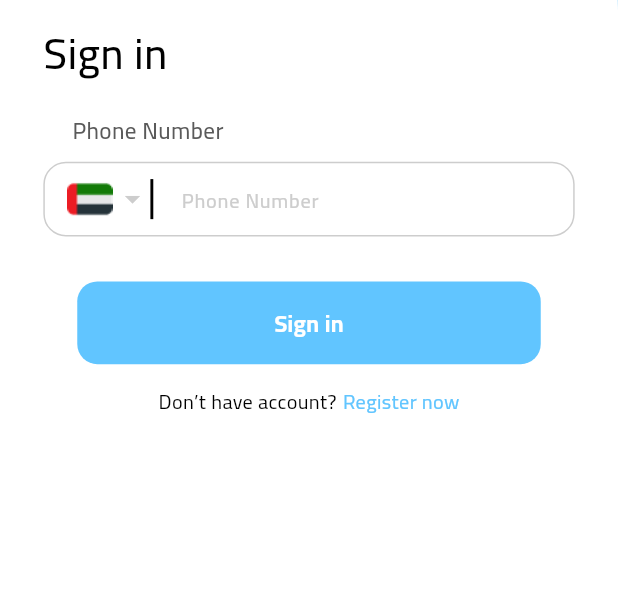
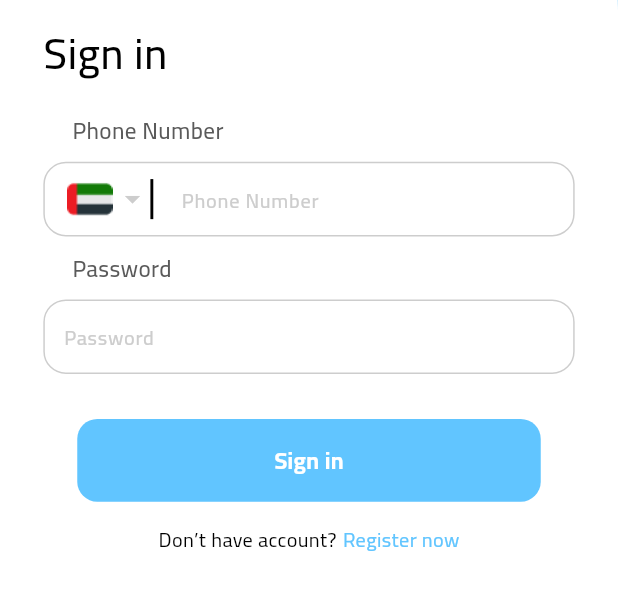
Before and after one commit to AbdallahMohsen22/daily_wash_client, a Flutter app: the LoginPage screen opened by its route, on a phone screen of 412 x 824 dp, the part 212-822 px from its top. Run offline on Flutter 3.47's test engine with Material 3 defaults, Android fonts, the light colour scheme and no system bars; our stand-ins replace auto_size_text, cached_network_image, carousel_slider, conditional_builder_null_safety, curved_navigation_bar, dartz and 32 more; missing offline and left inert: flutter_paypal_payment, flutter_polyline_points, flutter_stripe, new_version_plus; accounts and stored records are empty; network calls fail.

Commit message:
apple_pay & password

```diff
--- a/assets/translations/ar.json
+++ b/assets/translations/ar.json
@@ -35,6 +35,7 @@
     "full_name":"الاسم الكامل",
     "phone_number_required":"رقم الهاتف مطلوب",
     "phone_number":"رقم الهاتف",
+    "password":"كلمة المرور",
     "enter_phone_number":"أدخل رقم الهاتف",
     "save_changes":"حفظ التغييرات",
     "Language":"لغة",
--- a/assets/translations/en.json
+++ b/assets/translations/en.json
@@ -36,6 +36,7 @@
     "phone_number_required":"Phone number required",
     "enter_phone_number":"Enter Phone Number",
     "phone_number":"Phone Number",
+    "password":"Password",
     "save_changes":"Save Changes",
     "Language":"Language",
     "select_language":"Select the language used",
--- a/lib/core/utils/form_validation.dart
+++ b/lib/core/utils/form_validation.dart
@@ -14,6 +14,15 @@ class FormValidation {
     }
     if(!value.startsWith('05')){
       return "phone_number_invalid".tr();
+    }
+    return null;
+  }
+  static String? passwordValidator(String? value) {
+    if (value!.isEmpty) {
+      return 'Please enter a password';
+    }
+    if (value.length < 6) {
+      return 'Password must be at least 6 characters long';
     }
     return null;
   }
--- a/lib/features/login/login_page.dart
+++ b/lib/features/login/login_page.dart
@@ -22,6 +22,7 @@ class LoginPage extends StatelessWidget {
   LoginPage({this.fromLogin = true});
 
   TextEditingController phoneController = TextEditingController();
+  TextEditingController password = TextEditingController();
   GlobalKey<FormState> formKey = GlobalKey();
 
   bool fromLogin;
@@ -53,7 +54,7 @@ class LoginPage extends StatelessWidget {
                 Column(
                   crossAxisAlignment: CrossAxisAlignment.center,
                   children: [
-                    LoginForm(phoneController: phoneController,formKey: formKey),
+                    LoginForm(phoneController: phoneController,formKey: formKey,password: password,),
                     const Gap(30),
                     ConditionalBuilder(
                       condition: state is! CreateUserLoadingState,
--- a/lib/features/login/widget/login_form.dart
+++ b/lib/features/login/widget/login_form.dart
@@ -13,10 +13,11 @@ import '../../../core/widget/form_title.dart';
 
 class LoginForm extends StatefulWidget {
   LoginForm({
-    required this.phoneController,required this.formKey
+    required this.phoneController,required this.formKey,required this.password
   });
 
   TextEditingController phoneController;
+  TextEditingController password;
   GlobalKey<FormState> formKey;
 
 
@@ -28,13 +29,13 @@ class _LoginFormState extends State<LoginForm> {
 
 
   final FocusNode phoneFocusNode = FocusNode();
-
+  final FocusNode password = FocusNode();
   @override
   void dispose() {
     super.dispose();
 
     widget.phoneController.dispose();
-
+    widget.password.dispose();
     phoneFocusNode.dispose();
   }
 
@@ -51,6 +52,7 @@ class _LoginFormState extends State<LoginForm> {
             filled: true,
             inputType: TextInputType.number,
             focusNode: phoneFocusNode,
+            nextFocus: password,
             prefix: Align(
               widthFactor: 1.5,
               heightFactor: 1.0,
@@ -78,6 +80,23 @@ class _LoginFormState extends State<LoginForm> {
             controller: widget.phoneController,
             validator: FormValidation.phoneNumberValidation,
           ),
+
+          const Gap(10),
+          FormTitle(title: 'password'.tr()),
+          const Gap(10),
+          CustomField(
+            isPassword: true,
+            filled: true,
+            inputType: TextInputType.visiblePassword,
+            focusNode: password,
+
+            // formatter: [
+            //   FilteringTextInputFormatter.digitsOnly
+            // ],
+            hint: 'password'.tr(),
+            controller: widget.password,
+            validator: FormValidation.passwordValidator,
+          ),
         ],
       ),
     );
--- a/lib/features/payment/stripe_service.dart
+++ b/lib/features/payment/stripe_service.dart
@@ -36,12 +36,14 @@ class StripeService {
           // customerEphemeralKeySecret: initPaymentSheetInputModel.ephemeralKeySecret,
           // customerId: initPaymentSheetInputModel.customerId,
         merchantDisplayName: 'Daily Wash', // Your business name
-        // applePay: PaymentSheetApplePay(merchantCountryCode: 'AE'),
+        applePay: PaymentSheetApplePay(
+            merchantCountryCode: 'AE'
+        ),
         // Enable Google Pay
         googlePay: PaymentSheetGooglePay(
           merchantCountryCode: 'AE', // Set your merchant's country code
           currencyCode: 'AED',        // Set your currency code for the transaction
-          // testEnv: true,              // Use test environment during development
+          testEnv: true,              // Use test environment during development
         ),
       ),
     );
--- a/pubspec.yaml
+++ b/pubspec.yaml
@@ -1,7 +1,7 @@
 name: on_express
 description: A new Flutter project.
 publish_to: 'none'
-version: 1.0.1
+version: 1.0.2
 
 environment:
   sdk: '>=3.1.0 <4.0.0'
```
Also changed, not shown: 1 other file.
